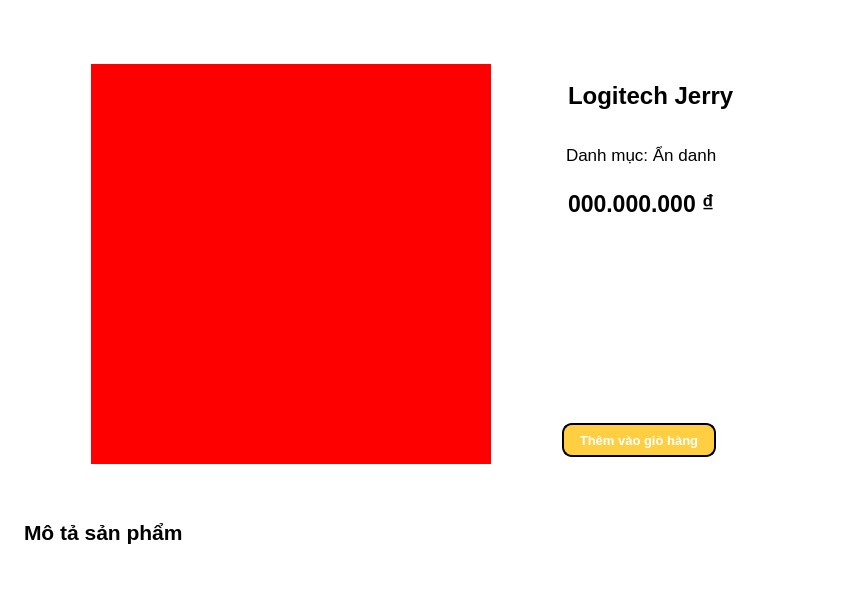
This is SPCK/GUI/show_product.ui in MaiNgocChau9/Python-App-Instance as Qt 5 draws it before an edit. The edited form follows.
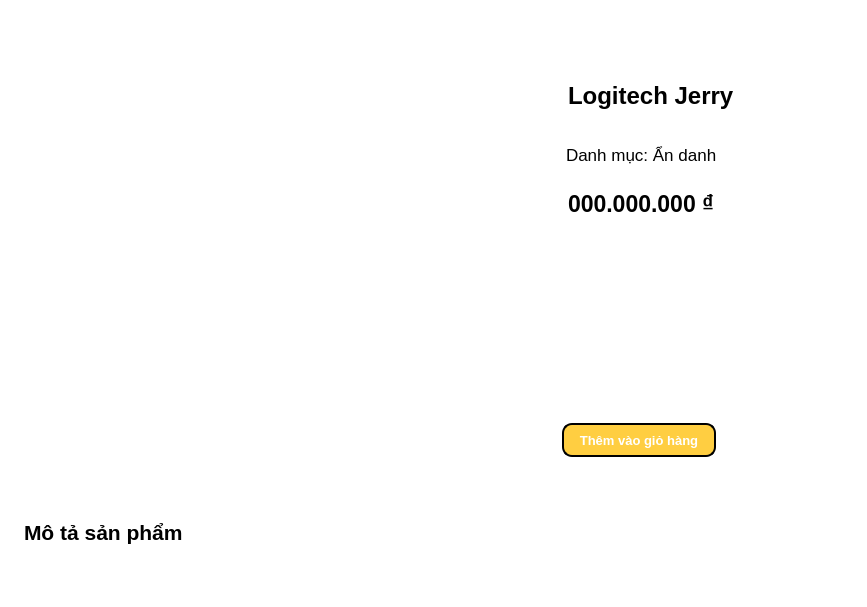
This is the edited form.

```diff
--- a/SPCK/GUI/show_product.ui
+++ b/SPCK/GUI/show_product.ui
@@ -80,8 +80,8 @@
         <rect>
          <x>0</x>
          <y>0</y>
-         <width>833</width>
-         <height>593</height>
+         <width>832</width>
+         <height>594</height>
         </rect>
        </property>
        <layout class="QVBoxLayout" name="verticalLayout_2">
@@ -132,7 +132,7 @@
 max-width: 400px;
 min-height: 400px;
 max-height: 400px;
-background-color: red;</string>
+background-color: white;</string>
              </property>
              <property name="text">
               <string/>
```
Left out of the diff: 6 changed lines with no effect on the pictures.
